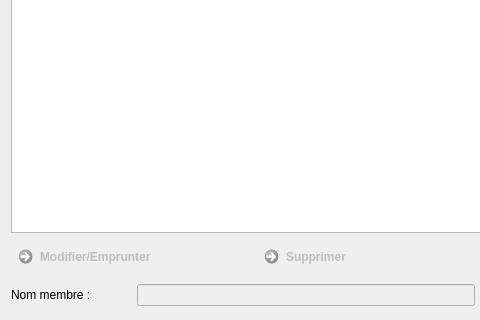
Qt form f_malles.ui (nivhg/ludopen) before a commit; both pictures show x 0 to 480 and y 448 to 768 of the 1087 by 768 pixel window.
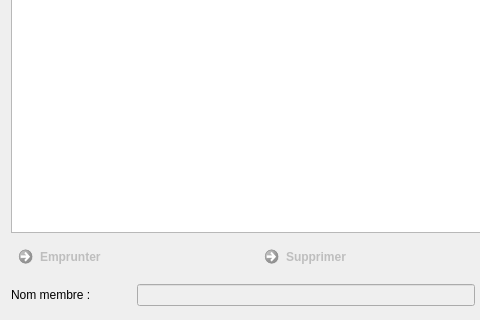
The same form after that commit. Icons and pictures are not drawn.

The edit to the form file:
```diff
--- a/f_malles.ui
+++ b/f_malles.ui
@@ -181,7 +181,7 @@
         <enum>Qt::LeftToRight</enum>
        </property>
        <property name="text">
-        <string>Modifier/Emprunter</string>
+        <string>Emprunter</string>
        </property>
        <property name="icon">
         <iconset resource="ImagesIcones.qrc">
```
